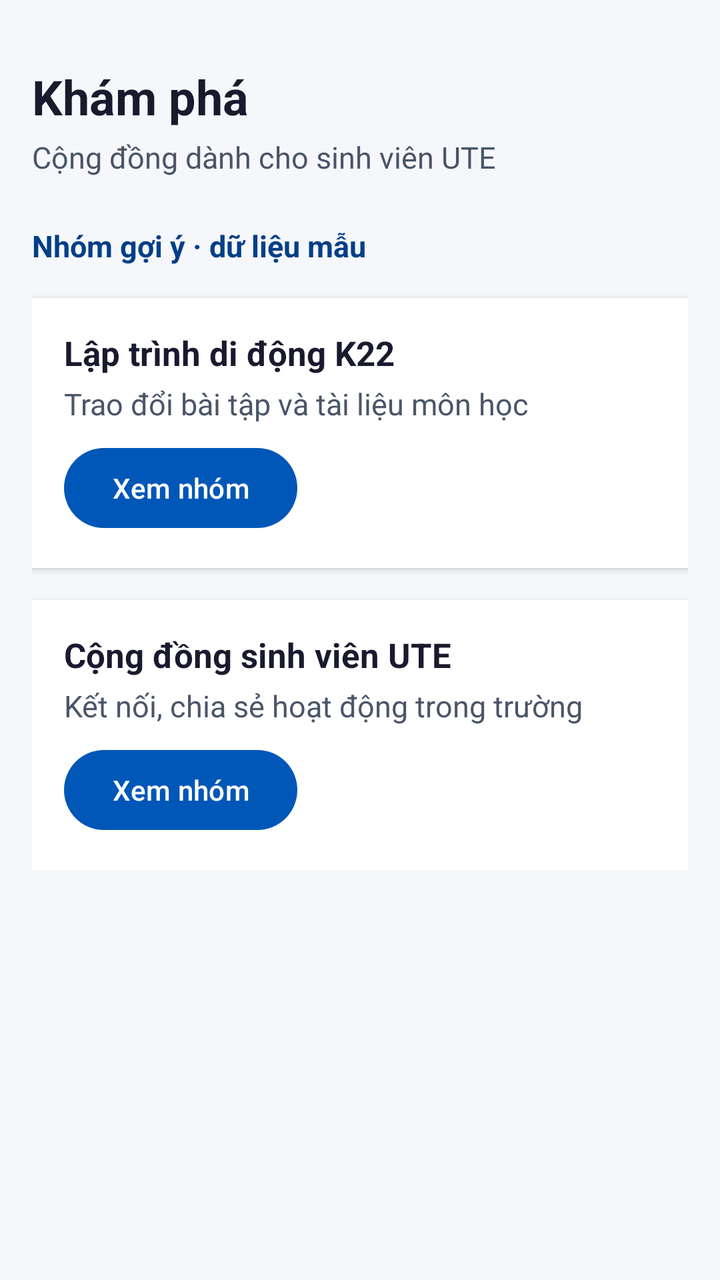
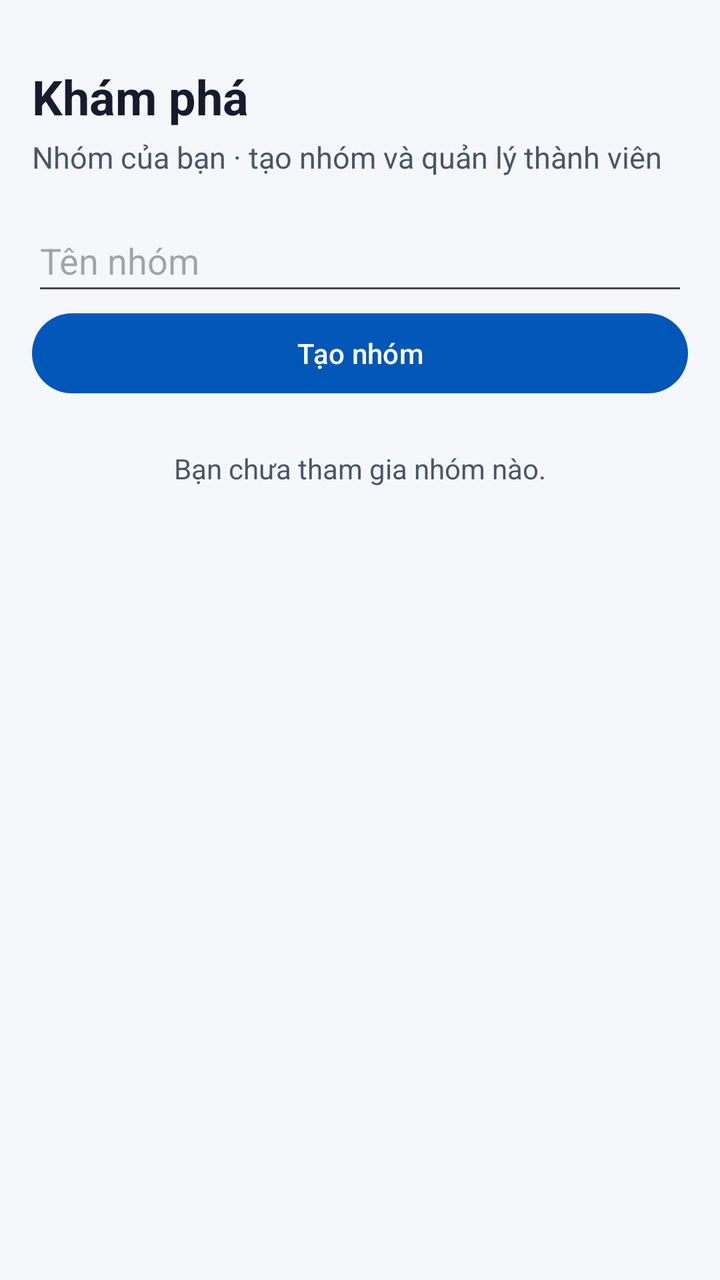

An Android layout rendered at two revisions. The XML below is the earlier revision; the diff shows what the commit changed to produce the second picture.
<!-- AndroidManifest.xml: application theme Theme.UTEChat -->
<!-- res/layout/fragment_discover.xml -->
<?xml version="1.0" encoding="utf-8"?>
<ScrollView xmlns:android="http://schemas.android.com/apk/res/android" android:layout_width="match_parent" android:layout_height="match_parent" android:background="@color/utechat_background">
    <LinearLayout android:layout_width="match_parent" android:layout_height="wrap_content" android:orientation="vertical" android:padding="@dimen/list_item_padding_h">
        <TextView android:layout_width="match_parent" android:layout_height="wrap_content" android:paddingTop="@dimen/space_md" android:text="@string/discover_title" android:textColor="@color/utechat_on_surface" android:textSize="@dimen/text_xxl" android:textStyle="bold" />
        <TextView android:layout_width="match_parent" android:layout_height="wrap_content" android:layout_marginTop="@dimen/space_xs" android:text="@string/discover_subtitle" android:textColor="@color/utechat_on_surface_variant" android:textSize="@dimen/text_md" />
        <TextView android:layout_width="match_parent" android:layout_height="wrap_content" android:layout_marginTop="@dimen/space_lg" android:text="@string/mock_groups_title" android:textColor="@color/utechat_primary_dark" android:textSize="@dimen/text_md" android:textStyle="bold" />
        <LinearLayout android:layout_width="match_parent" android:layout_height="wrap_content" android:layout_marginTop="@dimen/space_md" android:background="@color/utechat_surface" android:elevation="2dp" android:orientation="vertical" android:padding="@dimen/space_md">
            <TextView android:layout_width="match_parent" android:layout_height="wrap_content" android:text="@string/group_ltdt" android:textColor="@color/utechat_on_surface" android:textSize="@dimen/text_lg" android:textStyle="bold" />
            <TextView android:layout_width="match_parent" android:layout_height="wrap_content" android:layout_marginTop="@dimen/space_xs" android:text="@string/group_ltdt_desc" android:textColor="@color/utechat_on_surface_variant" android:textSize="@dimen/text_md" />
            <com.google.android.material.button.MaterialButton android:layout_width="wrap_content" android:layout_height="@dimen/touch_target_min" android:layout_marginTop="@dimen/space_sm" android:contentDescription="@string/btn_join_mock" android:text="@string/btn_join_mock" />
        </LinearLayout>
        <LinearLayout android:layout_width="match_parent" android:layout_height="wrap_content" android:layout_marginTop="@dimen/space_md" android:background="@color/utechat_surface" android:elevation="2dp" android:orientation="vertical" android:padding="@dimen/space_md">
            <TextView android:layout_width="match_parent" android:layout_height="wrap_content" android:text="@string/group_ute" android:textColor="@color/utechat_on_surface" android:textSize="@dimen/text_lg" android:textStyle="bold" />
            <TextView android:layout_width="match_parent" android:layout_height="wrap_content" android:layout_marginTop="@dimen/space_xs" android:text="@string/group_ute_desc" android:textColor="@color/utechat_on_surface_variant" android:textSize="@dimen/text_md" />
            <com.google.android.material.button.MaterialButton android:layout_width="wrap_content" android:layout_height="@dimen/touch_target_min" android:layout_marginTop="@dimen/space_sm" android:contentDescription="@string/btn_join_mock" android:text="@string/btn_join_mock" />
        </LinearLayout>
    </LinearLayout>
</ScrollView>
<!-- resources referenced by this layout -->
<resources>
  <color name="utechat_background">#FFF5F7FA</color>
  <color name="utechat_on_surface">#FF1A1A2E</color>
  <color name="utechat_on_surface_variant">#FF4A5568</color>
  <color name="utechat_primary_dark">#FF003F87</color>
  <color name="utechat_surface">#FFFFFFFF</color>
  <dimen name="list_item_padding_h">16dp</dimen>
  <dimen name="space_lg">24dp</dimen>
  <dimen name="space_md">16dp</dimen>
  <dimen name="space_sm">8dp</dimen>
  <dimen name="space_xs">4dp</dimen>
  <dimen name="text_lg">17sp</dimen>
  <dimen name="text_md">15sp</dimen>
  <dimen name="text_xxl">24sp</dimen>
  <dimen name="touch_target_min">48dp</dimen>
  <string name="btn_join_mock">Xem nhóm</string>
  <string name="discover_subtitle">Cộng đồng dành cho sinh viên UTE</string>
  <string name="discover_title">Khám phá</string>
  <string name="group_ltdt">Lập trình di động K22</string>
  <string name="group_ltdt_desc">Trao đổi bài tập và tài liệu môn học</string>
  <string name="group_ute">Cộng đồng sinh viên UTE</string>
  <string name="group_ute_desc">Kết nối, chia sẻ hoạt động trong trường</string>
  <string name="mock_groups_title">Nhóm gợi ý · dữ liệu mẫu</string>
  <style name="Theme.UTEChat" parent="Base.Theme.UTEChat" />
  <style name="Base.Theme.UTEChat" parent="Theme.Material3.DayNight.NoActionBar">
          
          <item name="colorPrimary">@color/utechat_primary</item>
          <item name="colorPrimaryDark">@color/utechat_primary_dark</item>
          <item name="colorPrimaryVariant">@color/utechat_primary_dark</item>
          <item name="colorOnPrimary">@color/utechat_on_primary</item>
  
          
          <item name="colorSecondary">@color/utechat_secondary</item>
          <item name="colorOnSecondary">@color/utechat_on_secondary</item>
  
          
          <item name="android:colorBackground">@color/utechat_background</item>
          <item name="colorSurface">@color/utechat_surface</item>
          <item name="colorOnSurface">@color/utechat_on_surface</item>
          <item name="colorSurfaceVariant">@color/utechat_surface_variant</item>
          <item name="colorOnSurfaceVariant">@color/utechat_on_surface_variant</item>
  
          
          <item name="colorError">@color/utechat_error</item>
      </style>
  <color name="utechat_primary">#FF0057B8</color>
  <color name="utechat_on_primary">#FFFFFFFF</color>
  <color name="utechat_secondary">#FF00B4D8</color>
  <color name="utechat_on_secondary">#FFFFFFFF</color>
  <color name="utechat_surface_variant">#FFE8EDF5</color>
  <color name="utechat_error">#FFDC2626</color>
</resources>

<!-- the commit's change to res/layout/fragment_discover.xml (unified diff, before → after) -->
@@ -1,18 +1,13 @@
 <?xml version="1.0" encoding="utf-8"?>
-<ScrollView xmlns:android="http://schemas.android.com/apk/res/android" android:layout_width="match_parent" android:layout_height="match_parent" android:background="@color/utechat_background">
-    <LinearLayout android:layout_width="match_parent" android:layout_height="wrap_content" android:orientation="vertical" android:padding="@dimen/list_item_padding_h">
-        <TextView android:layout_width="match_parent" android:layout_height="wrap_content" android:paddingTop="@dimen/space_md" android:text="@string/discover_title" android:textColor="@color/utechat_on_surface" android:textSize="@dimen/text_xxl" android:textStyle="bold" />
-        <TextView android:layout_width="match_parent" android:layout_height="wrap_content" android:layout_marginTop="@dimen/space_xs" android:text="@string/discover_subtitle" android:textColor="@color/utechat_on_surface_variant" android:textSize="@dimen/text_md" />
-        <TextView android:layout_width="match_parent" android:layout_height="wrap_content" android:layout_marginTop="@dimen/space_lg" android:text="@string/mock_groups_title" android:textColor="@color/utechat_primary_dark" android:textSize="@dimen/text_md" android:textStyle="bold" />
-        <LinearLayout android:layout_width="match_parent" android:layout_height="wrap_content" android:layout_marginTop="@dimen/space_md" android:background="@color/utechat_surface" android:elevation="2dp" android:orientation="vertical" android:padding="@dimen/space_md">
-            <TextView android:layout_width="match_parent" android:layout_height="wrap_content" android:text="@string/group_ltdt" android:textColor="@color/utechat_on_surface" android:textSize="@dimen/text_lg" android:textStyle="bold" />
-            <TextView android:layout_width="match_parent" android:layout_height="wrap_content" android:layout_marginTop="@dimen/space_xs" android:text="@string/group_ltdt_desc" android:textColor="@color/utechat_on_surface_variant" android:textSize="@dimen/text_md" />
-            <com.google.android.material.button.MaterialButton android:layout_width="wrap_content" android:layout_height="@dimen/touch_target_min" android:layout_marginTop="@dimen/space_sm" android:contentDescription="@string/btn_join_mock" android:text="@string/btn_join_mock" />
-        </LinearLayout>
-        <LinearLayout android:layout_width="match_parent" android:layout_height="wrap_content" android:layout_marginTop="@dimen/space_md" android:background="@color/utechat_surface" android:elevation="2dp" android:orientation="vertical" android:padding="@dimen/space_md">
-            <TextView android:layout_width="match_parent" android:layout_height="wrap_content" android:text="@string/group_ute" android:textColor="@color/utechat_on_surface" android:textSize="@dimen/text_lg" android:textStyle="bold" />
-            <TextView android:layout_width="match_parent" android:layout_height="wrap_content" android:layout_marginTop="@dimen/space_xs" android:text="@string/group_ute_desc" android:textColor="@color/utechat_on_surface_variant" android:textSize="@dimen/text_md" />
-            <com.google.android.material.button.MaterialButton android:layout_width="wrap_content" android:layout_height="@dimen/touch_target_min" android:layout_marginTop="@dimen/space_sm" android:contentDescription="@string/btn_join_mock" android:text="@string/btn_join_mock" />
-        </LinearLayout>
-    </LinearLayout>
+<ScrollView xmlns:android="http://schemas.android.com/apk/res/android" android:layout_width="match_parent" android:layout_height="match_parent" android:background="@color/utechat_background" android:fillViewport="true">
+ <LinearLayout android:layout_width="match_parent" android:layout_height="wrap_content" android:orientation="vertical" android:padding="@dimen/list_item_padding_h">
+  <TextView android:layout_width="match_parent" android:layout_height="wrap_content" android:paddingTop="@dimen/space_md" android:text="@string/discover_title" android:textColor="@color/utechat_on_surface" android:textSize="@dimen/text_xxl" android:textStyle="bold" />
+  <TextView android:layout_width="match_parent" android:layout_height="wrap_content" android:layout_marginTop="@dimen/space_xs" android:text="@string/discover_subtitle" android:textColor="@color/utechat_on_surface_variant" android:textSize="@dimen/text_md" />
+  <TextView android:id="@+id/tv_groups_error" android:layout_width="match_parent" android:layout_height="wrap_content" android:textColor="@color/utechat_error" android:visibility="gone" />
+  <ProgressBar android:id="@+id/progress_groups" android:layout_width="wrap_content" android:layout_height="wrap_content" android:layout_gravity="center_horizontal" android:visibility="gone" />
+  <EditText android:id="@+id/et_group_name" android:layout_width="match_parent" android:layout_height="@dimen/touch_target_min" android:layout_marginTop="@dimen/space_md" android:hint="@string/groups_name_hint" android:inputType="textCapSentences" android:maxLength="80" android:singleLine="true" />
+  <com.google.android.material.button.MaterialButton android:id="@+id/btn_create_group" android:layout_width="match_parent" android:layout_height="@dimen/touch_target_min" android:text="@string/groups_create_button" />
+  <TextView android:id="@+id/tv_group_empty" android:layout_width="match_parent" android:layout_height="wrap_content" android:gravity="center" android:padding="@dimen/space_lg" android:text="@string/groups_empty" android:textColor="@color/utechat_on_surface_variant" />
+  <LinearLayout android:id="@+id/layout_groups" android:layout_width="match_parent" android:layout_height="wrap_content" android:orientation="vertical" />
+ </LinearLayout>
 </ScrollView>
<!-- resource entries referenced after the edit -->
@@ -8,20 +8,15 @@
   <dimen name="list_item_padding_h">16dp</dimen>
   <dimen name="space_lg">24dp</dimen>
   <dimen name="space_md">16dp</dimen>
-  <dimen name="space_sm">8dp</dimen>
   <dimen name="space_xs">4dp</dimen>
-  <dimen name="text_lg">17sp</dimen>
   <dimen name="text_md">15sp</dimen>
   <dimen name="text_xxl">24sp</dimen>
   <dimen name="touch_target_min">48dp</dimen>
-  <string name="btn_join_mock">Xem nhóm</string>
-  <string name="discover_subtitle">Cộng đồng dành cho sinh viên UTE</string>
+  <string name="discover_subtitle">Nhóm của bạn · tạo nhóm và quản lý thành viên</string>
   <string name="discover_title">Khám phá</string>
-  <string name="group_ltdt">Lập trình di động K22</string>
-  <string name="group_ltdt_desc">Trao đổi bài tập và tài liệu môn học</string>
-  <string name="group_ute">Cộng đồng sinh viên UTE</string>
-  <string name="group_ute_desc">Kết nối, chia sẻ hoạt động trong trường</string>
-  <string name="mock_groups_title">Nhóm gợi ý · dữ liệu mẫu</string>
+  <string name="groups_create_button">Tạo nhóm</string>
+  <string name="groups_empty">Bạn chưa tham gia nhóm nào.</string>
+  <string name="groups_name_hint">Tên nhóm</string>
   <style name="Theme.UTEChat" parent="Base.Theme.UTEChat" />
   <style name="Base.Theme.UTEChat" parent="Theme.Material3.DayNight.NoActionBar">
           
